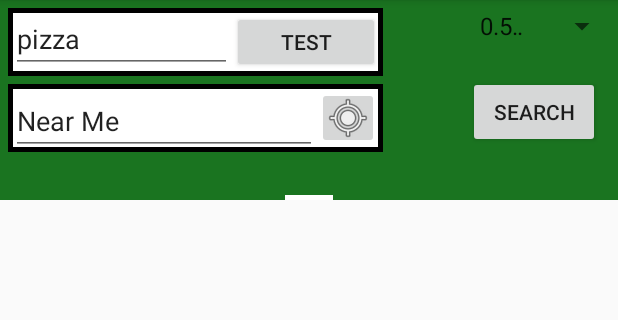
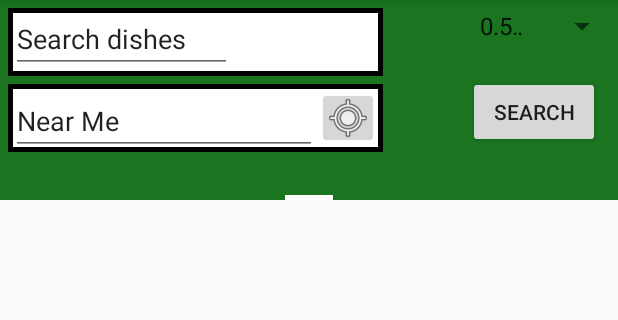
Before and after one commit to vishaldhiman/vc_android_native, an Android app: the screen it shows after launch (MainPagerActivity), on a phone screen of 412 x 824 dp, the part 84-404 px from its top. Run offline under Robolectric (Android 15) with nearby library versions, the phone set to English and light mode, and no system bars; 5 statements that could not run were skipped.

Commit message:
Removed Test button & changed background picture

```diff
--- a/app/src/main/java/com/vchoose/Vchoose/MainPagerActivity.java
+++ b/app/src/main/java/com/vchoose/Vchoose/MainPagerActivity.java
@@ -14,7 +14,6 @@ import android.support.v4.app.Fragment;
 import android.support.v4.app.FragmentManager;
 import android.support.v4.app.FragmentPagerAdapter;
 import android.support.v4.view.ViewPager;
-import android.support.v7.app.ActionBar;
 import android.support.v7.app.ActionBarActivity;
 import android.text.Editable;
 import android.text.TextWatcher;
@@ -31,7 +30,6 @@ import android.view.inputmethod.InputMethodManager;
 import android.widget.ArrayAdapter;
 import android.widget.AutoCompleteTextView;
 import android.widget.Button;
-import android.widget.EditText;
 import android.widget.ImageButton;
 import android.widget.Spinner;
 import android.widget.TextView;
@@ -41,7 +39,6 @@ import com.google.android.gms.common.api.GoogleApiClient;
 import com.google.android.gms.location.LocationServices;
 import com.google.android.gms.location.places.Places;
 import com.google.android.gms.maps.model.LatLng;
-import com.google.android.gms.maps.model.LatLngBounds;
 import com.vchoose.Vchoose.util.MyCustomProgressDialog;
 import com.vchoose.Vchoose.util.PlaceAutocompleteAdapter;
 import com.vchoose.Vchoose.util.User;
@@ -223,6 +220,8 @@ public class MainPagerActivity extends ActionBarActivity implements GoogleApiCli
         locationEdit.setAdapter(mAdapter);
 
         //for testing
+
+        /*
         keyWord.setText("pizza");
         Button testButton = (Button)findViewById(R.id.testButton);
         testButton.setOnClickListener(new View.OnClickListener() {
@@ -238,6 +237,7 @@ public class MainPagerActivity extends ActionBarActivity implements GoogleApiCli
                 startActivity(intent);
             }
         });
+        */
         //doSearch();
     }
 
--- a/app/src/main/res/layout/activity_pager.xml
+++ b/app/src/main/res/layout/activity_pager.xml
@@ -32,13 +32,6 @@
                 android:nextFocusUp="@id/keyword" android:nextFocusLeft="@id/keyword"
                 android:layout_weight="0.6"
                 />
-            <Button
-                android:layout_width="0dp"
-                android:layout_height="wrap_content"
-                android:text="TEST"
-                android:id="@+id/testButton"
-                android:layout_gravity="right"
-                android:layout_weight="0.4"/>
         </LinearLayout>
 
         <LinearLayout
@@ -84,7 +77,7 @@
             android:textStyle="bold"
             android:layout_row="0"
             android:layout_column="2"
-            android:layout_marginTop="5dp"/>
+            android:layout_marginTop="5dp" />
 
 
     </GridLayout>
--- a/app/src/main/res/layout/mylist_fragment.xml
+++ b/app/src/main/res/layout/mylist_fragment.xml
@@ -4,7 +4,7 @@
     android:layout_height="match_parent">
     <ListView
         android:id="@android:id/list"
-        android:background="#ff5cb85c"
+        android:background="#2563b851"
         android:layout_height="fill_parent"
         android:layout_width="fill_parent"/>
 </LinearLayout>
```
